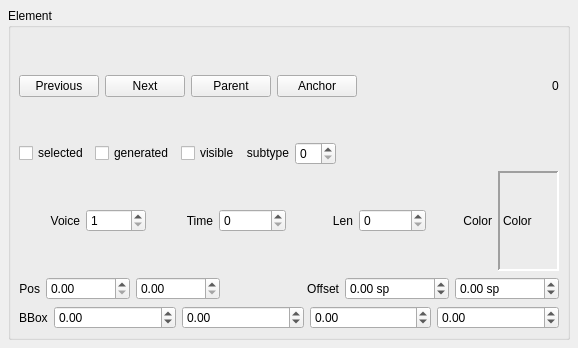
Qt form mscore/mscore/element.ui (musescore/musescore-old) before a commit.
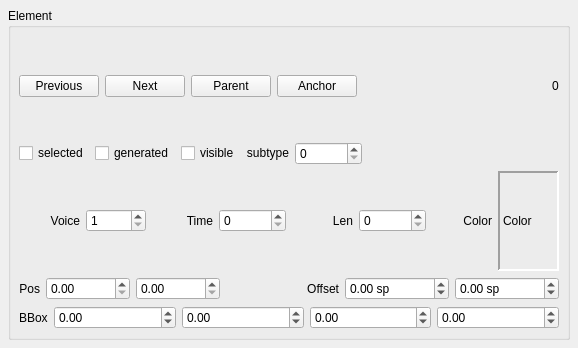
The same form after that commit.

The edit to the form file:
```diff
--- a/mscore/mscore/element.ui
+++ b/mscore/mscore/element.ui
@@ -140,7 +140,11 @@
          </widget>
         </item>
         <item>
-         <widget class="QSpinBox" name="subtype" />
+         <widget class="QSpinBox" name="subtype" >
+          <property name="maximum" >
+           <number>999999999</number>
+          </property>
+         </widget>
         </item>
         <item>
          <spacer>
```
Left out of the diff: 155 changed lines with no effect on the pictures.
